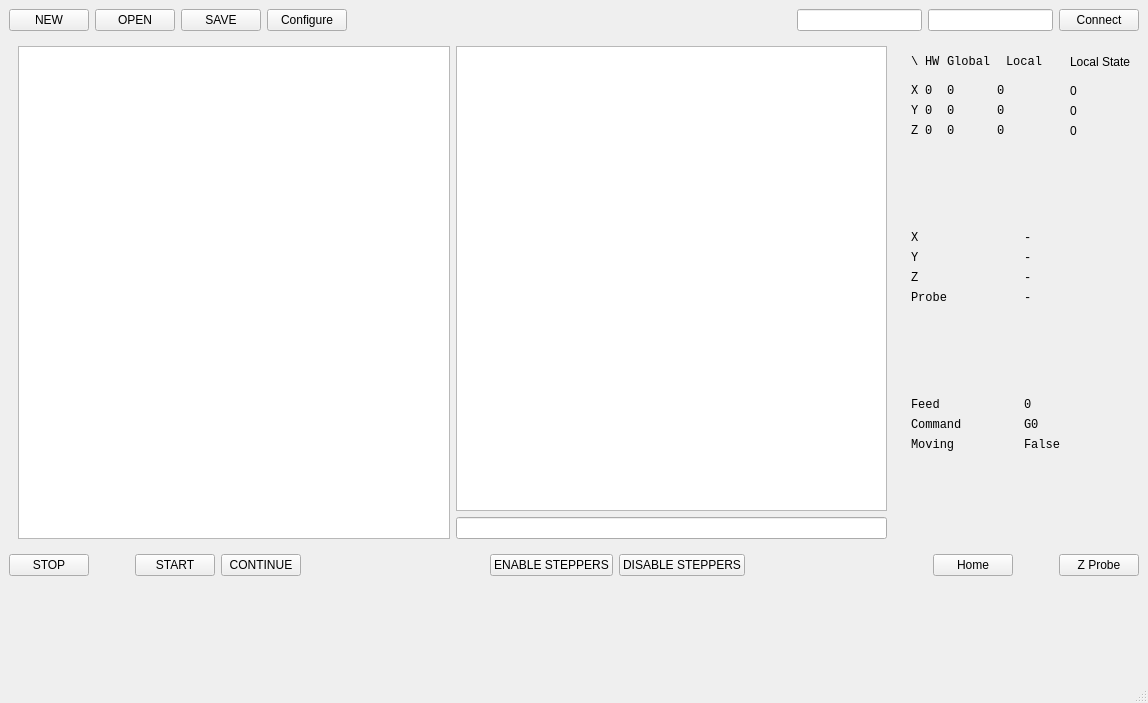
First picture: the form in mainwindow.ui, repository nort-cnc-control/NoRTGui-Qt, before the edit.
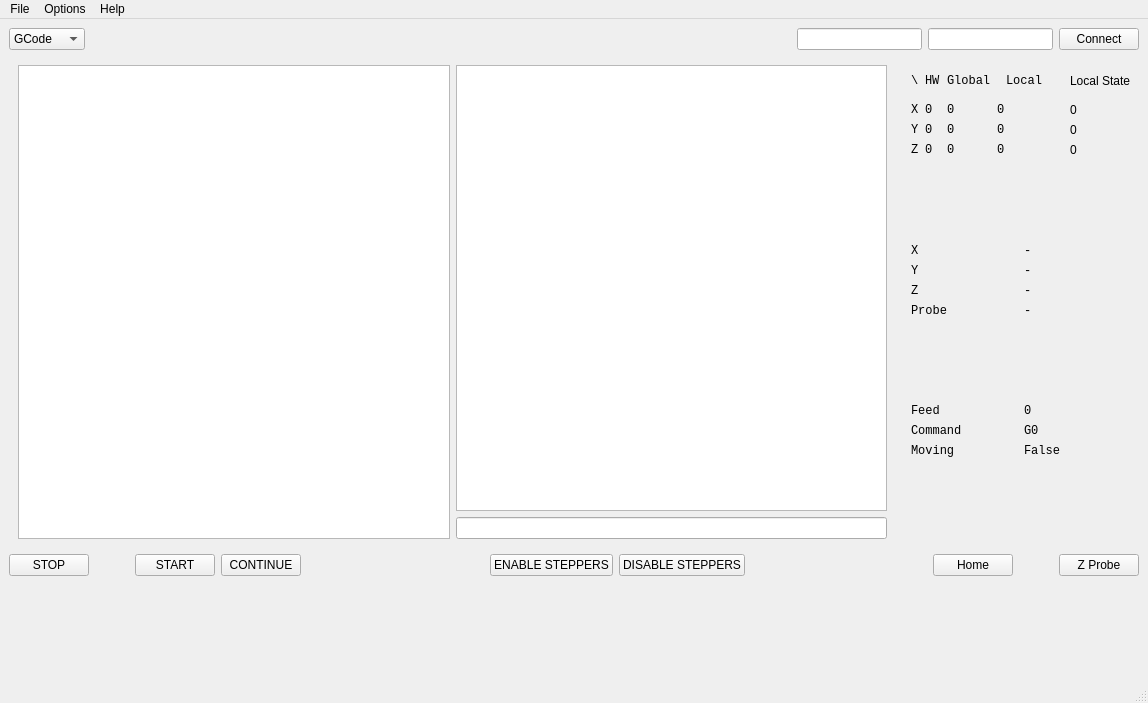
Second picture: the form after the edit.

```diff
--- a/mainwindow.ui
+++ b/mainwindow.ui
@@ -22,32 +22,18 @@
       </property>
       <item>
        <layout class="QHBoxLayout" name="horizontalLayout_2">
-        <item alignment="Qt::AlignLeft">
-         <widget class="QPushButton" name="new_file">
-          <property name="text">
-           <string>NEW</string>
-          </property>
-         </widget>
-        </item>
-        <item alignment="Qt::AlignLeft">
-         <widget class="QPushButton" name="open_file">
-          <property name="text">
-           <string>OPEN</string>
-          </property>
-         </widget>
-        </item>
-        <item alignment="Qt::AlignLeft">
-         <widget class="QPushButton" name="save_file">
-          <property name="text">
-           <string>SAVE</string>
-          </property>
-         </widget>
-        </item>
         <item>
-         <widget class="QPushButton" name="configure">
-          <property name="text">
-           <string>Configure</string>
-          </property>
+         <widget class="QComboBox" name="sourceFormat">
+          <item>
+           <property name="text">
+            <string>GCode</string>
+           </property>
+          </item>
+          <item>
+           <property name="text">
+            <string>Excellon</string>
+           </property>
+          </item>
          </widget>
         </item>
         <item>
@@ -842,6 +828,32 @@
      <height>22</height>
     </rect>
    </property>
+   <widget class="QMenu" name="menuFile">
+    <property name="title">
+     <string>File</string>
+    </property>
+    <addaction name="actionNewFile"/>
+    <addaction name="actionOpenFile"/>
+    <addaction name="actionSaveFile"/>
+    <addaction name="actionSaveAsFile"/>
+    <addaction name="separator"/>
+    <addaction name="actionQuit"/>
+   </widget>
+   <widget class="QMenu" name="menuOptions">
+    <property name="title">
+     <string>Options</string>
+    </property>
+    <addaction name="actionConfigure"/>
+   </widget>
+   <widget class="QMenu" name="menuHelp">
+    <property name="title">
+     <string>Help</string>
+    </property>
+    <addaction name="actionAbout"/>
+   </widget>
+   <addaction name="menuFile"/>
+   <addaction name="menuOptions"/>
+   <addaction name="menuHelp"/>
   </widget>
   <widget class="QStatusBar" name="statusbar"/>
   <action name="actionNew">
```
Left out of the diff: 50 changed lines with no effect on the pictures.
